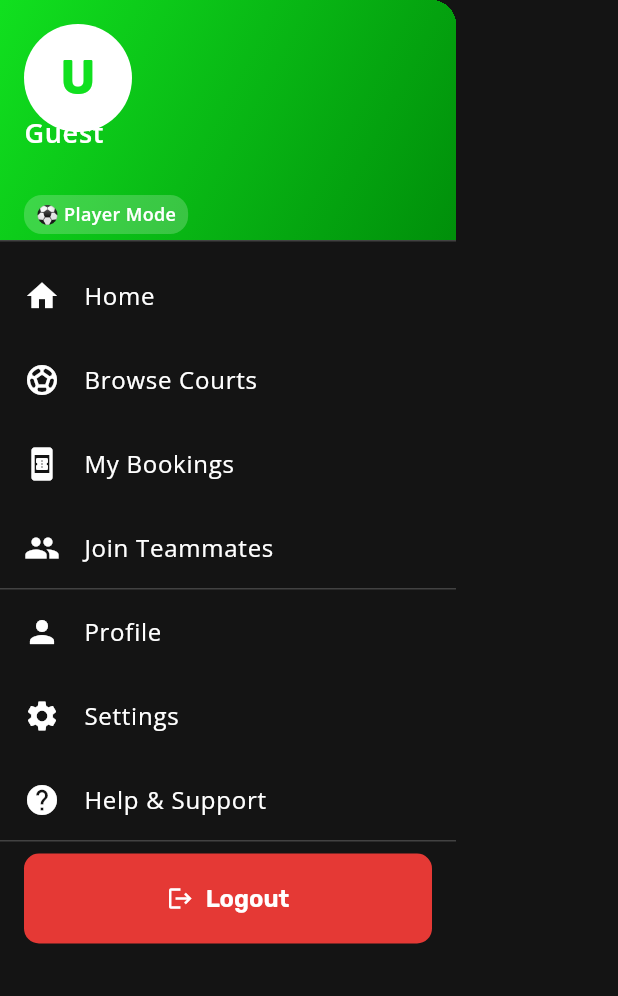
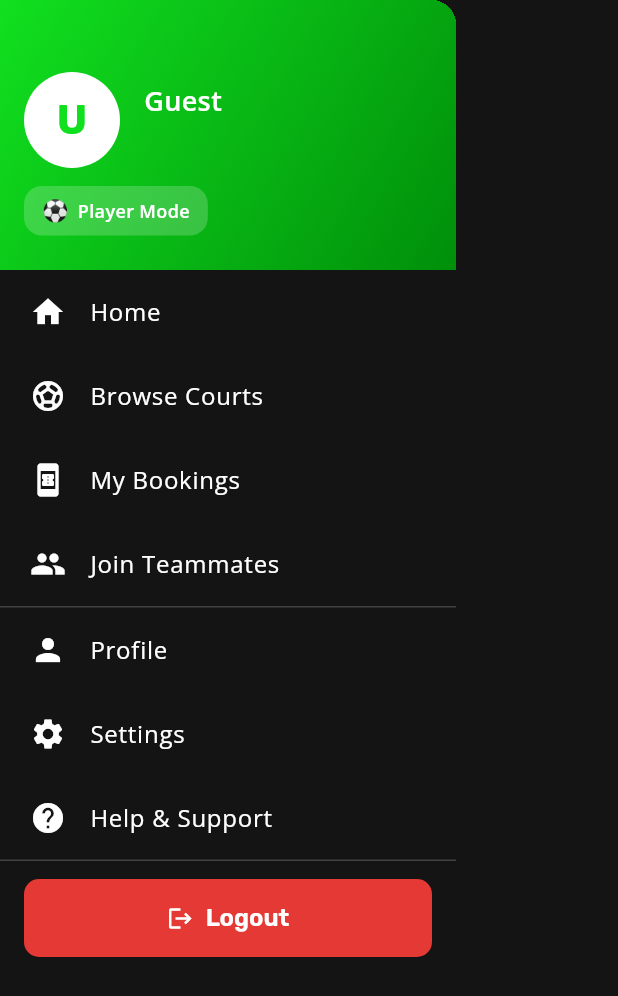
Before and after one commit to nirajandhungel/futsmandu-app, a Flutter app: the AppDrawer widget shown alone on an empty page, opened directly, on a phone screen of 412 x 824 dp. Shown: the top 996 px of the screen. Run offline on Flutter 3.47's test engine with Material 3 defaults, Android fonts, the phone set to English and light mode, and no system bars; our stand-ins replace dio, equatable, go_router, image_picker, shared_preferences; accounts and stored records are empty; network calls fail.

Commit message:
last commit

```diff
--- a/lib/screens/court/add_venue_screen.dart
+++ b/lib/screens/court/add_venue_screen.dart
@@ -312,7 +312,7 @@ class _AddVenueScreenState extends State<AddVenueScreen> {
                           checkmarkColor: Colors.white,
                           selectedColor: AppTheme.primaryColor,
                           labelStyle: TextStyle(
-                            color: isSelected ? Colors.white : Colors.black,
+                            color: isSelected ? Colors.white : Colors.white,
                           ),
                         );
                       }).toList(),
--- a/lib/screens/dashboard/admin_users_screen.dart
+++ b/lib/screens/dashboard/admin_users_screen.dart
@@ -68,6 +68,10 @@ class _AdminUsersScreenState extends State<AdminUsersScreen> {
 
   Future<void> _updateUserStatus(String userId, bool isActive) async {
   try {
+    // OPTIMISTIC UPDATE: Update UI immediately
+    _updateUserStatusLocally(userId, isActive);
+
+    // Then call API
     await _adminService.updateUserStatus(
       userId,
       isActive: isActive,
@@ -86,9 +90,17 @@ class _AdminUsersScreenState extends State<AdminUsersScreen> {
         ),
       ),
     );
+
+    // Refresh from API to ensure data is in sync
+    // Use a small delay to show the optimistic update
+    await Future.delayed(const Duration(milliseconds: 500));
     _loadUsers();
+
   } catch (e) {
     if (!mounted) return;
+
+    // If API fails, revert the optimistic update
+    _updateUserStatusLocally(userId, !isActive);
 
     ScaffoldMessenger.of(context).showSnackBar(
       SnackBar(
@@ -103,6 +115,26 @@ class _AdminUsersScreenState extends State<AdminUsersScreen> {
   }
 }
 
+// Helper method to update user status locally
+void _updateUserStatusLocally(String userId, bool isActive) {
+  setState(() {
+    // Update in main users list
+    final userIndex = _users.indexWhere((user) => user.id == userId);
+    if (userIndex != -1) {
+      final oldUser = _users[userIndex];
+      // Update the user's isActive status
+      // You need a copyWith method in your User model
+      _users[userIndex] = oldUser.copyWith(isActive: isActive);
+    }
+
+    // Update in filtered users list
+    final filteredIndex = _filteredUsers.indexWhere((user) => user.id == userId);
+    if (filteredIndex != -1) {
+      final oldUser = _filteredUsers[filteredIndex];
+      _filteredUsers[filteredIndex] = oldUser.copyWith(isActive: isActive);
+    }
+  });
+}
   Future<void> _deleteUser(String userId) async {
     final confirm = await showDialog<bool>(
       context: context,
@@ -323,7 +355,7 @@ class _AdminUsersScreenState extends State<AdminUsersScreen> {
             color: AppTheme.primaryColor,
             backgroundColor: AppTheme.cardColorDark,
             child: _filteredUsers.isEmpty
-                ? Center(
+                ? const Center(
                     child: Column(
                       mainAxisAlignment: MainAxisAlignment.center,
                       children: [
@@ -332,8 +364,8 @@ class _AdminUsersScreenState extends State<AdminUsersScreen> {
                           size: 64,
                           color: AppTheme.textTertiaryDark,
                         ),
-                        const SizedBox(height: 16),
-                        const Text(
+                         SizedBox(height: 16),
+                         Text(
                           'No users found',
                           style: TextStyle(
                             color: AppTheme.textSecondaryDark,
--- a/lib/screens/menu/app_drawer.dart
+++ b/lib/screens/menu/app_drawer.dart
@@ -98,11 +98,14 @@ class AppDrawer extends StatelessWidget {
       builder: (context, authProvider, _) {
         final user = authProvider.user;
         final isOwnerMode = user?.isInOwnerMode ?? false;
+        final isAdmin = user?.isAdmin ?? false;
 
         return ListView(
-            padding: EdgeInsets.zero,
+          padding: EdgeInsets.zero, // Remove top padding, let header handle it
           children: [
-              UserAccountsDrawerHeader(
+            // Custom Drawer Header to fix layout issues
+            Container(
+              height: 180, // Fixed height to prevent overflow
               decoration: const BoxDecoration(
                 gradient: LinearGradient(
                   begin: Alignment.topLeft,
@@ -113,78 +116,136 @@ class AppDrawer extends StatelessWidget {
                   ],
                 ),
               ),
-                currentAccountPicture: CircleAvatar(
+              child: Padding(
+                padding: const EdgeInsets.only(
+                  top: 48, // Safe area for status bar
+                  left: 16,
+                  right: 16,
+                  bottom: 16,
+                ),
+                child: Column(
+                  crossAxisAlignment: CrossAxisAlignment.start,
+                  children: [
+                    // Avatar and Name Row
+                    Row(
+                      crossAxisAlignment: CrossAxisAlignment.center,
+                      children: [
+                        CircleAvatar(
+                          radius: 32,
                           backgroundColor: Colors.white,
                           child: Text(
                             user?.fullName.isNotEmpty ?? false
                                 ? user!.fullName[0].toUpperCase()
                                 : 'U',
                             style: const TextStyle(
-                      fontSize: 32,
+                              fontSize: 28,
                               fontWeight: FontWeight.bold,
                               color: AppTheme.primaryColor,
                             ),
                           ),
                         ),
-                accountName: Text(
+                        const SizedBox(width: 16),
+                        Expanded(
+                          child: Column(
+                            crossAxisAlignment: CrossAxisAlignment.start,
+                            children: [
+                              Text(
                                 user?.fullName ?? 'Guest',
                                 style: const TextStyle(
                                   fontSize: 18,
                                   fontWeight: FontWeight.bold,
+                                  color: Colors.white,
+                                ),
+                                maxLines: 1,
+                                overflow: TextOverflow.ellipsis,
+                              ),
+                              const SizedBox(height: 4),
+                              Text(
+                                user?.email ?? '',
+                                style: TextStyle(
+                                  fontSize: 14,
+                                  color: Colors.white.withOpacity(0.9),
+                                ),
+                                maxLines: 1,
+                                overflow: TextOverflow.ellipsis,
+                              ),
+                            ],
                           ),
                         ),
-                accountEmail: Column(
-                  crossAxisAlignment: CrossAxisAlignment.start,
-                  children: [
-                    Text(user?.email ?? ''),
-                    const SizedBox(height: 4),
+                      ],
+                    ),
+
+                    const SizedBox(height: 12),
+
+                    // Mode Badge
                     Container(
-                      padding: const EdgeInsets.symmetric(horizontal: 8, vertical: 4),
+                      constraints: const BoxConstraints(maxWidth: 150),
+                      padding: const EdgeInsets.symmetric(
+                        horizontal: 12,
+                        vertical: 6,
+                      ),
                       decoration: BoxDecoration(
                         color: Colors.white.withOpacity(0.2),
                         borderRadius: BorderRadius.circular(12),
                       ),
+                      child: Row(
+                        mainAxisSize: MainAxisSize.min,
+                        children: [
+                          Text(
+                            isOwnerMode ? '👔' : '⚽',
+                            style: const TextStyle(fontSize: 14),
+                          ),
+                          const SizedBox(width: 6),
+                          Flexible(
                             child: Text(
-                        isOwnerMode ? '👔 Owner Mode' : '⚽ Player Mode',
+                              isOwnerMode ? 'Owner Mode' : 'Player Mode',
                               style: const TextStyle(
                                 fontSize: 12,
                                 fontWeight: FontWeight.w600,
+                                color: Colors.white,
                               ),
+                              maxLines: 1,
+                              overflow: TextOverflow.ellipsis,
                             ),
                           ),
                         ],
                       ),
                     ),
+                  ],
+                ),
+              ),
+            ),
 
             // OWNER MODE NAVIGATION
             if (isOwnerMode) ...[
-                ListTile(
-                  leading: const Icon(Icons.dashboard, color: AppTheme.primaryColor),
-                  title: const Text('Owner Dashboard', style: TextStyle(color: AppTheme.textPrimaryDark)),
+              _buildListTile(
+                icon: Icons.dashboard,
+                title: 'Owner Dashboard',
+                color: AppTheme.primaryColor,
                 onTap: () {
                   Navigator.pop(context);
                   context.go(RouteNames.ownerDashboard);
                 },
               ),
-                ListTile(
-                  leading: const Icon(Icons.stadium, color: AppTheme.textPrimaryDark),
-                  title: const Text('My Venues', style: TextStyle(color: AppTheme.textPrimaryDark)),
+              _buildListTile(
+                icon: Icons.stadium,
+                title: 'My Venues',
                 onTap: () {
                   Navigator.pop(context);
                   context.push(RouteNames.myVenues);
                 },
               ),
-                ListTile(
-                  leading: const Icon(Icons.calendar_today, color: AppTheme.textPrimaryDark),
-                  title: const Text('Manage Bookings', style: TextStyle(color: AppTheme.textPrimaryDark)),
+              _buildListTile(
+                icon: Icons.calendar_today,
+                title: 'Manage Bookings',
                 onTap: () {
                   Navigator.pop(context);
                   // Navigate to owner bookings screen
                 },
               ),
-                ListTile(
-                  leading: const Icon(Icons.analytics, color: AppTheme.textPrimaryDark),
-                  title: const Text('Analytics', style: TextStyle(color: AppTheme.textPrimaryDark)),
+              _buildListTile(
+                icon: Icons.analytics,
+                title: 'Analytics',
                 onTap: () {
                   Navigator.pop(context);
                   Helpers.showSnackbar(context, 'Analytics coming soon!');
@@ -193,33 +254,33 @@ class AppDrawer extends StatelessWidget {
             ]
             // PLAYER MODE NAVIGATION
             else ...[
-                ListTile(
-                  leading: const Icon(Icons.home, color: AppTheme.textPrimaryDark),
-                  title: const Text('Home', style: TextStyle(color: AppTheme.textPrimaryDark)),
+              _buildListTile(
+                icon: Icons.home,
+                title: 'Home',
                 onTap: () {
                   Navigator.pop(context);
                   context.go(RouteNames.home);
                 },
               ),
-                ListTile(
-                  leading: const Icon(Icons.sports_soccer, color: AppTheme.textPrimaryDark),
-                  title: const Text('Browse Courts', style: TextStyle(color: AppTheme.textPrimaryDark)),
+              _buildListTile(
+                icon: Icons.sports_soccer,
+                title: 'Browse Courts',
                 onTap: () {
                   Navigator.pop(context);
                   context.go(RouteNames.home);
                 },
               ),
-                ListTile(
-                  leading: const Icon(Icons.book_online, color: AppTheme.textPrimaryDark),
-                  title: const Text('My Bookings', style: TextStyle(color: AppTheme.textPrimaryDark)),
+              _buildListTile(
+                icon: Icons.book_online,
+                title: 'My Bookings',
                 onTap: () {
                   Navigator.pop(context);
                   context.go(RouteNames.mybookings);
                 },
               ),
-                ListTile(
-                  leading: const Icon(Icons.group, color: AppTheme.textPrimaryDark),
-                  title: const Text('Join Teammates', style: TextStyle(color: AppTheme.textPrimaryDark)),
+              _buildListTile(
+                icon: Icons.group,
+                title: 'Join Teammates',
                 onTap: () {
                   Navigator.pop(context);
                   context.go(RouteNames.joinTeammates);
@@ -227,28 +288,28 @@ class AppDrawer extends StatelessWidget {
               ),
             ],
 
-              const Divider(color: AppTheme.dividerColorDark),
+            const Divider(color: AppTheme.dividerColorDark, height: 1),
 
             // COMMON NAVIGATION
-              ListTile(
-                leading: const Icon(Icons.person, color: AppTheme.textPrimaryDark),
-                title: const Text('Profile', style: TextStyle(color: AppTheme.textPrimaryDark)),
+            _buildListTile(
+              icon: Icons.person,
+              title: 'Profile',
               onTap: () {
                 Navigator.pop(context);
                 context.push(RouteNames.profile);
               },
             ),
-              ListTile(
-                leading: const Icon(Icons.settings, color: AppTheme.textPrimaryDark),
-                title: const Text('Settings', style: TextStyle(color: AppTheme.textPrimaryDark)),
+            _buildListTile(
+              icon: Icons.settings,
+              title: 'Settings',
               onTap: () {
                 Navigator.pop(context);
                 Helpers.showSnackbar(context, 'Settings coming soon!');
               },
             ),
-              ListTile(
-                leading: const Icon(Icons.help, color: AppTheme.textPrimaryDark),
-                title: const Text('Help & Support', style: TextStyle(color: AppTheme.textPrimaryDark)),
+            _buildListTile(
+              icon: Icons.help,
+              title: 'Help & Support',
               onTap: () {
                 Navigator.pop(context);
                 Helpers.showSnackbar(context, 'Support coming soon!');
@@ -256,11 +317,12 @@ class AppDrawer extends StatelessWidget {
             ),
 
             // Admin Dashboard
-              if (user?.isAdmin ?? false) ...[
-                const Divider(color: AppTheme.dividerColorDark),
-                ListTile(
-                  leading: const Icon(Icons.admin_panel_settings, color: Colors.red),
-                  title: const Text('Admin Dashboard', style: TextStyle(color: Colors.red)),
+            if (isAdmin) ...[
+              const Divider(color: AppTheme.dividerColorDark, height: 1),
+              _buildListTile(
+                icon: Icons.admin_panel_settings,
+                title: 'Admin Dashboard',
+                color: Colors.red,
                 onTap: () {
                   Navigator.pop(context);
                   context.push(RouteNames.adminDashboard);
@@ -268,22 +330,26 @@ class AppDrawer extends StatelessWidget {
               ),
             ],
 
-              const Divider(color: AppTheme.dividerColorDark),
-              const SizedBox(height: 8),
+            const Divider(color: AppTheme.dividerColorDark, height: 1),
+            const SizedBox(height: 12),
 
             // MODE TOGGLE BUTTON
-              if (user != null && !user.isAdmin) ...[
+            if (user != null && !isAdmin) ...[
               Padding(
                 padding: const EdgeInsets.symmetric(horizontal: 16),
                 child: SizedBox(
                   width: double.infinity,
-                    height: 60,
+                  height: 52, // Reduced height for better spacing
                   child: ElevatedButton.icon(
                     onPressed: isOwnerMode
                         ? () => _handleDeactivateOwnerMode(context)
                         : () => _handleActivateOwnerMode(context),
                     icon: Icon(isOwnerMode ? Icons.person : Icons.business_center),
-                      label: Text(isOwnerMode ? 'Switch to Player Mode' : 'Switch to Owner Mode'),
+                    label: Text(
+                      isOwnerMode ? 'Switch to Player Mode' : 'Switch to Owner Mode',
+                      maxLines: 1,
+                      overflow: TextOverflow.ellipsis,
+                    ),
                     style: ElevatedButton.styleFrom(
                       backgroundColor: isOwnerMode ? Colors.green : Colors.blueAccent,
                       foregroundColor: Colors.white,
@@ -294,7 +360,7 @@ class AppDrawer extends StatelessWidget {
                   ),
                 ),
               ),
-                const SizedBox(height: 12),
+              const SizedBox(height: 8), // Reduced spacing
             ],
 
             // LOGOUT BUTTON
@@ -302,11 +368,15 @@ class AppDrawer extends StatelessWidget {
               padding: const EdgeInsets.symmetric(horizontal: 16),
               child: SizedBox(
                 width: double.infinity,
-                  height: 60,
+                height: 52, // Reduced height for better spacing
                 child: ElevatedButton.icon(
                   onPressed: () => _handleLogout(context),
                   icon: const Icon(Icons.logout),
-                    label: const Text('Logout'),
+                  label: const Text(
+                    'Logout',
+                    maxLines: 1,
+                    overflow: TextOverflow.ellipsis,
+                  ),
                   style: ElevatedButton.styleFrom(
                     backgroundColor: AppTheme.errorColor,
                     foregroundColor: Colors.white,
@@ -318,11 +388,33 @@ class AppDrawer extends StatelessWidget {
               ),
             ),
 
-              const SizedBox(height: 16),
+            const SizedBox(height: 20), // Final bottom spacing
           ],
         );
       },
     ),
   );
 }
+
+// Helper method for consistent ListTile styling
+Widget _buildListTile({
+  required IconData icon,
+  required String title,
+  required VoidCallback onTap,
+  Color color = AppTheme.textPrimaryDark,
+}) {
+  return ListTile(
+    contentPadding: const EdgeInsets.symmetric(horizontal: 20),
+    leading: Icon(icon, color: color),
+    title: Text(
+      title,
+      style: TextStyle(color: color),
+      maxLines: 1,
+      overflow: TextOverflow.ellipsis,
+    ),
+    onTap: onTap,
+  );
 }
+
+
+}
--- a/lib/services/admin_service.dart
+++ b/lib/services/admin_service.dart
@@ -172,6 +172,7 @@ class AdminService {
   }
 
   // Update User Status
+ // Update User Status
 Future<User> updateUserStatus(
   String userId, {
   required bool isActive,
@@ -187,23 +188,67 @@ class AdminService {
       fromJson: (json) => json as Map<String, dynamic>,
     );
 
-      if (!response.success || response.data == null) {
-        throw Exception(response.message ?? 'Failed to update user status');
+    print('📥 AdminService.updateUserStatus response:');
+    print('📥 Success: ${response.success}');
+    print('📥 Data: ${response.data}');
+    print('📥 Error: ${response.error}');
+    print('📥 Message: ${response.message}');
+
+    if (!response.success) {
+      String errorMessage = 'Failed to update user status';
+
+      // Check if the operation actually succeeded but API returns success: false
+      final data = response.data as Map<String, dynamic>?;
+      if (data != null && data.containsKey('user')) {
+        print('⚠️ API returned success: false but has user data, assuming operation succeeded');
+        final userData = data['user'] as Map<String, dynamic>;
+        return User.fromJson(userData);
       }
 
-      final data = response.data as Map<String, dynamic>;
-      final user = data['user'] as Map<String, dynamic>?;
-
-      if (user == null) {
-        throw Exception('User data not found in response');
+      if (response.error != null) {
+        errorMessage = response.error!.formattedMessage;
+      } else if (response.message != null) {
+        errorMessage = response.message!;
       }
 
-      return User.fromJson(user);
-    } catch (e) {
-      throw Exception('Failed to update user status: ${e.toString()}');
+      throw Exception(errorMessage);
+    }
+
+    // Try to extract user from response
+    final data = response.data as Map<String, dynamic>;
+
+    // Check for user in different possible locations
+    if (data.containsKey('user') && data['user'] is Map<String, dynamic>) {
+      return User.fromJson(data['user'] as Map<String, dynamic>);
+    }
+
+    if (data.containsKey('data') && data['data'] is Map<String, dynamic>) {
+      final innerData = data['data'] as Map<String, dynamic>;
+      if (innerData.containsKey('user') && innerData['user'] is Map<String, dynamic>) {
+        return User.fromJson(innerData['user'] as Map<String, dynamic>);
+      }
+      if (innerData.containsKey('id')) {
+        return User.fromJson(innerData);
       }
     }
 
+    if (data.containsKey('id')) {
+      return User.fromJson(data);
+    }
+
+    // If we reach here, the API didn't return user data
+    // Create a minimal user with updated status
+    print('⚠️ No user data returned from API, creating minimal user object');
+    return User.fromJson({
+      'id': userId,
+      'isActive': isActive,
+    });
+
+  } catch (e) {
+    print('❌ AdminService.updateUserStatus error: $e');
+    rethrow;
+  }
+}
   // Delete User
   Future<void> deleteUser(String userId) async {
     try {
```
Lines whose indentation alone changed are shown as unchanged.
